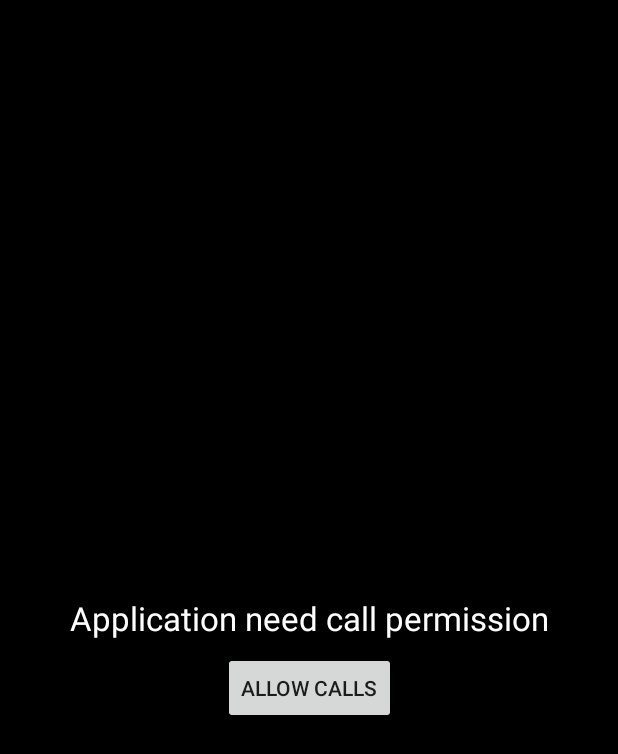
After one commit to zaharstasenko/retrophone, an Android app: the layout view_blocker.xml on its own in the app's theme, with its tools: preview values and no code run, on a phone screen of 412 x 824 dp. The commit adds this screen. Shown: the top 754 px of the screen. Run offline under Robolectric (Android 15) with nearby library versions, the phone set to English and light mode, and no system bars.

Commit message:
Reworked permissions

```diff
--- a/app/build.gradle
+++ b/app/build.gradle
@@ -25,5 +25,6 @@ dependencies {
         exclude group: 'com.android.support', module: 'support-annotations'
     })
     compile 'com.android.support:appcompat-v7:26.+'
+    compile 'com.android.support.constraint:constraint-layout:1.0.2'
     testCompile 'junit:junit:4.12'
 }
--- /dev/null
+++ b/app/src/main/res/layout/view_blocker.xml
@@ -0,0 +1,30 @@
+<?xml version="1.0" encoding="utf-8"?>
+<android.support.constraint.ConstraintLayout xmlns:android="http://schemas.android.com/apk/res/android"
+    xmlns:app="http://schemas.android.com/apk/res-auto"
+    android:layout_width="match_parent"
+    android:layout_height="match_parent"
+    android:background="#000000">
+
+    <TextView
+        android:id="@+id/permission_needed_view"
+        android:layout_width="wrap_content"
+        android:layout_height="wrap_content"
+        android:text="@string/permission_needed"
+        android:textAppearance="@android:style/TextAppearance.Large"
+        android:textColor="#ffffff"
+        android:gravity="center"
+        app:layout_constraintBottom_toBottomOf="parent"
+        app:layout_constraintLeft_toLeftOf="parent"
+        app:layout_constraintRight_toRightOf="parent"
+        app:layout_constraintTop_toTopOf="parent" />
+
+    <Button
+        android:id="@+id/permission_button"
+        android:layout_width="wrap_content"
+        android:layout_height="wrap_content"
+        android:layout_marginTop="8dp"
+        android:text="@string/allow_permission"
+        app:layout_constraintLeft_toLeftOf="parent"
+        app:layout_constraintRight_toRightOf="parent"
+        app:layout_constraintTop_toBottomOf="@id/permission_needed_view" />
+</android.support.constraint.ConstraintLayout>
--- a/app/src/main/res/values/strings.xml
+++ b/app/src/main/res/values/strings.xml
@@ -2,5 +2,6 @@
     <string name="app_name">RetroPhone</string>
     <string name="call_btn_text">Call</string>
     <string name="reset_btn_text">Reset</string>
-    <string name="need_permission">Application need call permission</string>
+    <string name="permission_needed">Application need call permission</string>
+    <string name="allow_permission">Allow calls</string>
 </resources>
```
Also changed, not shown: app/src/main/java/com/example/zakhariystasenko/retrophone/MainActivity.java (+27 -22 lines), app/src/main/res/layout/main_layout.xml (+1 -12 lines).
